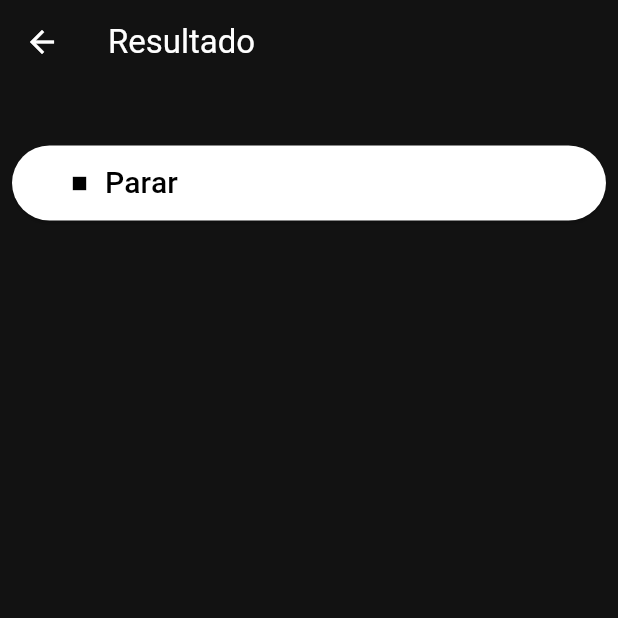
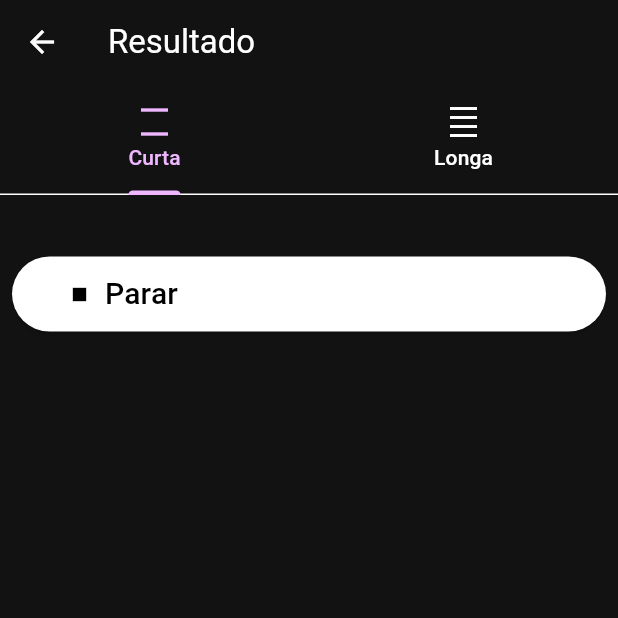
Before and after one commit to JacoNeto/PragJ, a Flutter app: the ResultPage screen opened directly, after a tap on "Reproduzir", on a phone screen of 412 x 824 dp, the top half of it. Run offline on Flutter 3.47's test engine with Material 2 defaults, Android fonts, the phone set to English and light mode, and no system bars; our stand-ins replace firebase_core, firebase_storage, flutter_tts, get, image_picker; missing offline and left inert: translator; accounts and stored records are empty.

Commit message:
long short

```diff
--- a/lib/controllers/home_controller.dart
+++ b/lib/controllers/home_controller.dart
@@ -19,8 +19,10 @@ class HomeController extends GetxController {
   // ignore: unnecessary_cast
   Rx<File?> imageFile = (null as File?).obs;
 
-  // generated text
-  Rx<String> text = "".obs;
+  // generated shortText
+  Rx<String> shortText = "".obs;
+  // generated longText
+  Rx<String> longText = "".obs;
   // audio reproducing ui
   var isReproducing = false.obs;
 
@@ -56,9 +58,9 @@ class HomeController extends GetxController {
     imageFile.value = null;
   }
 
-  void speak(String text) async {
+  void speak(String shortText) async {
     isReproducing.value = true;
-    await flutterTts.speak(text);
+    await flutterTts.speak(shortText);
   }
 
   void stop() async {
@@ -91,7 +93,8 @@ class HomeController extends GetxController {
     }
 
     await getVisionDescriptionFromImage();
-    text.value = await getLongDescription();
+    longText.value = await getLongDescription();
+    shortText.value = await getShortDescription();
 
     isUploadLoading.value = false;
   }
@@ -118,10 +121,12 @@ class HomeController extends GetxController {
   }
 
   /// should be called after [getVisionDescriptionFromImage]
-  String getShortDescription() {
+  Future<String> getShortDescription() async {
     if (visionDescription != null) {
       if (visionDescription!.caption != null) {
-        return visionDescription!.caption!.text ?? "";
+        var result = await translator
+            .translate(visionDescription!.caption!.text!, from: 'en', to: 'pt');
+        return result.text;
       }
     }
     return "Algo deu errado";
--- a/lib/pages/result/ResultPage.dart
+++ b/lib/pages/result/ResultPage.dart
@@ -8,9 +8,6 @@ class ResultPage extends StatelessWidget {
 
   final HomeController homeController = Get.find();
 
-  final text =
-      "Os animes são uma forma de entretenimento japonesa que conquistou o mundo com sua rica narrativa e personagens cativantes. Com estilos que variam de ação frenética a dramas emocionantes, os animes atraem uma ampla gama de públicos. A arte vibrante e a trilha sonora envolvente são elementos que tornam cada série única. Alguns animes exploram temas profundos, enquanto outros oferecem comédia e escapismo. Com uma vasta lista de títulos para escolher, os fãs de anime podem encontrar algo que se encaixe perfeitamente em seus gostos pessoais, tornando essa forma de entretenimento verdadeiramente diversificada e envolvente.";
-
   @override
   Widget build(BuildContext context) {
     return WillPopScope(
@@ -18,14 +15,31 @@ class ResultPage extends StatelessWidget {
         homeController.stop();
         return true;
       },
+      child: DefaultTabController(
+        length: 2,
         child: Scaffold(
-        appBar: AppBar(title: const Text("Resultado")),
-        body: Padding(
+            appBar: AppBar(
+              title: const Text("Resultado"),
+              bottom: const TabBar(
+                tabs: [
+                  Tab(
+                    icon: Icon(Icons.density_large),
+                    text: "Curta",
+                  ),
+                  Tab(
+                    icon: Icon(Icons.density_small),
+                    text: "Longa",
+                  ),
+                ],
+              ),
+            ),
+            body: TabBarView(children: [
+              Padding(
                 padding: const EdgeInsets.all(8.0),
                 child: SingleChildScrollView(
                   child: Column(
                     children: [
-                Text(homeController.text.value),
+                      Text(homeController.shortText.value),
                       const SizedBox(
                         height: 12,
                       ),
@@ -38,12 +52,39 @@ class ResultPage extends StatelessWidget {
                                 : "Reproduzir",
                             onPressed: () => homeController.isReproducing.value
                                 ? homeController.stop()
-                          : homeController.speak(homeController.text.value),
+                                : homeController
+                                    .speak(homeController.shortText.value),
                           ))
                     ],
                   ),
                 ),
               ),
+              Padding(
+                padding: const EdgeInsets.all(8.0),
+                child: SingleChildScrollView(
+                  child: Column(
+                    children: [
+                      Text(homeController.longText.value),
+                      const SizedBox(
+                        height: 12,
+                      ),
+                      Obx(() => MyButton(
+                            leading: homeController.isReproducing.value
+                                ? const Icon(Icons.stop)
+                                : const Icon(Icons.play_arrow),
+                            label: homeController.isReproducing.value
+                                ? "Parar"
+                                : "Reproduzir",
+                            onPressed: () => homeController.isReproducing.value
+                                ? homeController.stop()
+                                : homeController
+                                    .speak(homeController.longText.value),
+                          ))
+                    ],
+                  ),
+                ),
+              ),
+            ])),
       ),
     );
   }
```
Also changed, not shown: lib/pages/home/home_page.dart (+39 -6 lines). Lines whose indentation alone changed are shown as unchanged.
